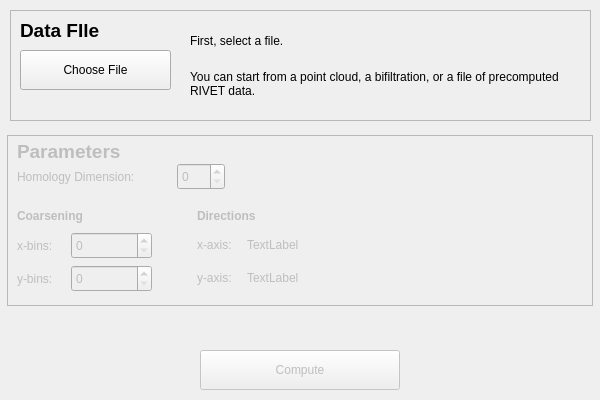
rivetTDA/rivet, file dataselectdialog.ui: the form before one commit.
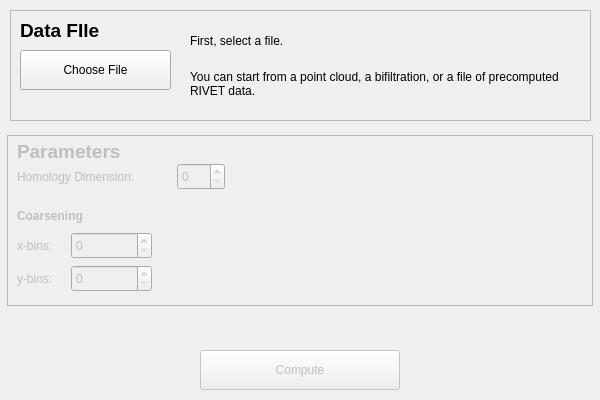
The form after the commit.

Patch:
```diff
--- a/dataselectdialog.ui
+++ b/dataselectdialog.ui
@@ -203,77 +203,6 @@
      <string>Coarsening</string>
     </property>
    </widget>
-   <widget class="QLabel" name="directionsLabel">
-    <property name="geometry">
-     <rect>
-      <x>190</x>
-      <y>70</y>
-      <width>91</width>
-      <height>21</height>
-     </rect>
-    </property>
-    <property name="font">
-     <font>
-      <weight>75</weight>
-      <bold>true</bold>
-     </font>
-    </property>
-    <property name="text">
-     <string>Directions</string>
-    </property>
-   </widget>
-   <widget class="QLabel" name="xAxisLabel">
-    <property name="geometry">
-     <rect>
-      <x>190</x>
-      <y>102</y>
-      <width>59</width>
-      <height>16</height>
-     </rect>
-    </property>
-    <property name="text">
-     <string>x-axis:</string>
-    </property>
-   </widget>
-   <widget class="QLabel" name="yAxisLabel">
-    <property name="geometry">
-     <rect>
-      <x>190</x>
-      <y>135</y>
-      <width>59</width>
-      <height>16</height>
-     </rect>
-    </property>
-    <property name="text">
-     <string>y-axis:</string>
-    </property>
-   </widget>
-   <widget class="QLabel" name="xDirLabel">
-    <property name="geometry">
-     <rect>
-      <x>240</x>
-      <y>102</y>
-      <width>75</width>
-      <height>16</height>
-     </rect>
-    </property>
-    <property name="text">
-     <string>TextLabel</string>
-    </property>
-   </widget>
-   <widget class="QLabel" name="yDirLabel">
-    <property name="geometry">
-     <rect>
-      <x>240</x>
-      <y>135</y>
-      <width>75</width>
-      <height>16</height>
-     </rect>
-    </property>
-    <property name="text">
-     <string>TextLabel</string>
-    </property>
-   </widget>
   </widget>
   <widget class="QFrame" name="frame">
    <property name="geometry">
```
